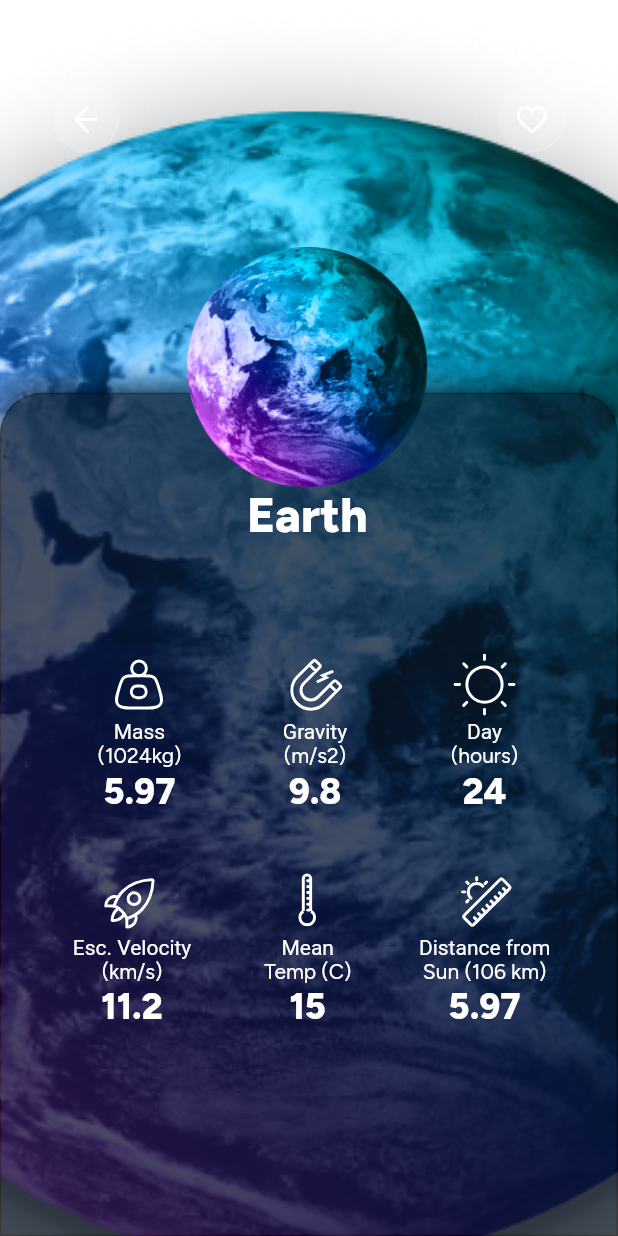
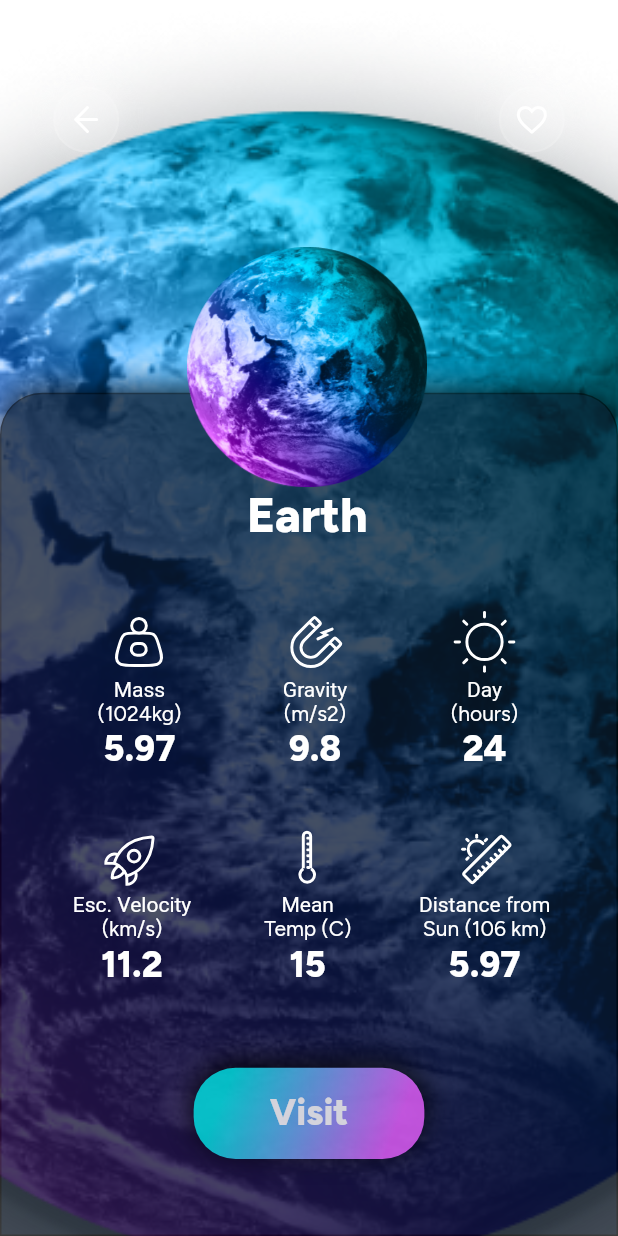
Before and after one commit to Sardorbee/my_solar_system, a Flutter app: the screen it shows after launch, after a tap on "Details", on a phone screen of 412 x 824 dp. Run offline on Flutter 3.47's test engine with Material 2 defaults, Android fonts, the phone set to English and light mode, and no system bars; our stand-ins replace flutter_svg, google_fonts; Roboto replaces fonts that are missing (Fig-tree).

Commit message:
home page created

```diff
--- a/lib/screens/detail_screen/detail_page.dart
+++ b/lib/screens/detail_screen/detail_page.dart
@@ -63,7 +63,8 @@ class DetailPage extends StatelessWidget {
                           ),
                         ),
                       ),
-                      DetailParametrItem(),
+                     const DetailParamItem(),
+
 
                     ],
                   ),
--- a/lib/screens/detail_screen/widgets/detail_parametr_item.dart
+++ b/lib/screens/detail_screen/widgets/detail_parametr_item.dart
@@ -3,16 +3,17 @@ import 'package:cosmos_data/utils/app_icons.dart';
 import 'package:cosmos_data/utils/responsive_size.dart';
 import 'package:flutter/material.dart';
 
-class DetailParametrItem extends StatelessWidget {
-  const DetailParametrItem({super.key});
+class DetailParamItem extends StatelessWidget {
+  const DetailParamItem({super.key});
 
   @override
   Widget build(BuildContext context) {
     return Column(
-      mainAxisAlignment: MainAxisAlignment.spaceBetween,
       children: [
         SizedBox(
-          height: responsibleSize(context: context, height: 32),
+          height: MediaQuery.of(context).size.height > 800
+              ? responsibleSize(context: context, height: 90)
+              : responsibleSize(context: context, height: 120),
         ),
         Row(
           mainAxisAlignment: MainAxisAlignment.spaceEvenly,
@@ -63,6 +64,57 @@ class DetailParametrItem extends StatelessWidget {
             ),
           ],
         ),
+        SizedBox(
+          height: responsibleSize(context: context, height: 54),
+        ),
+        InkWell(
+          onTap: () {},
+          child: Opacity(
+            opacity: 0.80,
+            child: Container(
+              width: responsibleSize(context: context, width: 140),
+              height: responsibleSize(context: context, height: 60),
+              decoration: ShapeDecoration(
+                gradient: const LinearGradient(
+                  begin: Alignment(-0.69, -0.72),
+                  end: Alignment(0.69, 0.72),
+                  colors: [
+                    Color(0xFF00E5E5),
+                    Color(0xFF72A4F1),
+                    Color(0xFFE860FF)
+                  ],
+                ),
+                shape: RoundedRectangleBorder(
+                  borderRadius: BorderRadius.circular(28),
+                ),
+                shadows: const [
+                  BoxShadow(
+                    color: Color(0xFF000000),
+                    blurRadius: 16,
+                    offset: Offset(0, -4),
+                    spreadRadius: 0,
+                  )
+                ],
+              ),
+              child: const Center(
+                child: Padding(
+                  padding: EdgeInsets.only(top: 15),
+                  child: Text(
+                    'Visit',
+                    textAlign: TextAlign.center,
+                    style: TextStyle(
+                      color: Colors.white,
+                      fontSize: 24,
+                      fontFamily: 'Figtree',
+                      fontWeight: FontWeight.w800,
+                      height: 0.04,
+                    ),
+                  ),
+                ),
+              ),
+            ),
+          ),
+        ),
       ],
     );
   }
```
